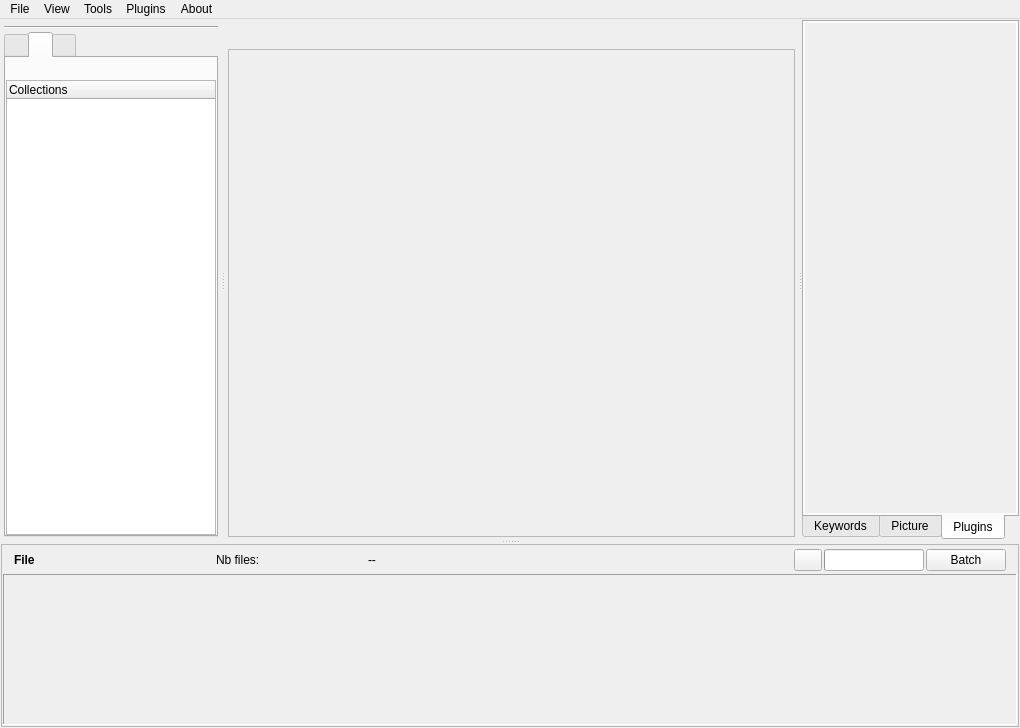
cseyve/piaf, file workflow/ui/emamainwindow.ui: the form before one commit.
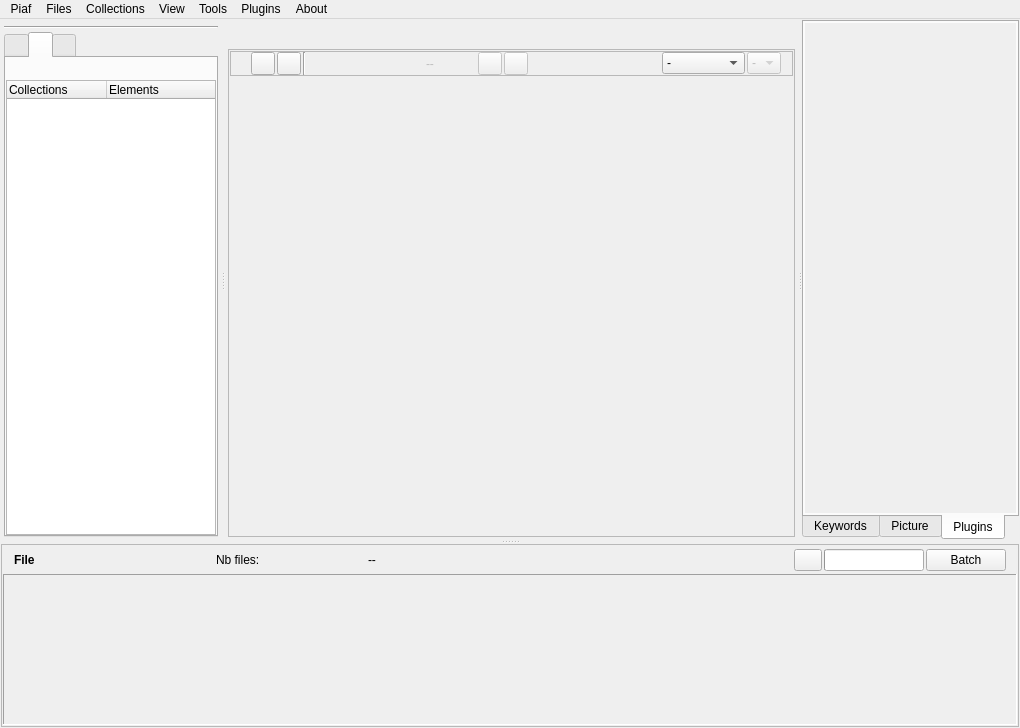
The form after the commit. The open tabs and pages were chosen to show the change. Icons and pictures are not drawn. Custom widgets are drawn as their Qt base class.

Commit message: Working on collection management

What changed in the file:
```diff
--- a/workflow/ui/emamainwindow.ui
+++ b/workflow/ui/emamainwindow.ui
@@ -346,6 +346,11 @@
                      <string>Collections</string>
                     </property>
                    </column>
+                   <column>
+                    <property name="text">
+                     <string>Elements</string>
+                    </property>
+                   </column>
                   </widget>
                  </item>
                 </layout>
@@ -705,7 +710,250 @@
                   <number>1</number>
                  </property>
                  <item>
-                  <widget class="FilterManagerForm" name="filterManagerForm" native="true"/>
+                  <widget class="QFrame" name="collectionManagerForm">
+                   <property name="frameShape">
+                    <enum>QFrame::StyledPanel</enum>
+                   </property>
+                   <property name="frameShadow">
+                    <enum>QFrame::Raised</enum>
+                   </property>
+                   <layout class="QHBoxLayout" name="horizontalLayout_6">
+                    <property name="spacing">
+                     <number>2</number>
+                    </property>
+                    <property name="topMargin">
+                     <number>0</number>
+                    </property>
+                    <property name="bottomMargin">
+                     <number>0</number>
+                    </property>
+                    <item>
+                     <widget class="QLabel" name="quickCollLabel">
+                      <property name="toolTip">
+                       <string>Quick collection</string>
+                      </property>
+                      <property name="text">
+                       <string/>
+                      </property>
+                      <property name="pixmap">
+                       <pixmap resource="../ema.qrc">:/icons/22x22/bookmark-toolbar.png</pixmap>
+                      </property>
+                     </widget>
+                    </item>
+                    <item>
+                     <widget class="QToolButton" name="addCriterionButton">
+                      <property name="toolTip">
+                       <string>Add selected files to quick collection</string>
+                      </property>
+                      <property name="text">
+                       <string/>
+                      </property>
+                      <property name="icon">
+                       <iconset resource="../ema.qrc">
+                        <normaloff>:/icons/16x16/list-add.png</normaloff>:/icons/16x16/list-add.png</iconset>
+                      </property>
+                     </widget>
+                    </item>
+                    <item>
+                     <widget class="QToolButton" name="excludeCriterionButton">
+                      <property name="toolTip">
+                       <string>Remove selected files from quick collection</string>
+                      </property>
+                      <property name="text">
+                       <string/>
+                      </property>
+                      <property name="icon">
+                       <iconset resource="../ema.qrc">
+                        <normaloff>:/icons/16x16/list-remove.png</normaloff>:/icons/16x16/list-remove.png</iconset>
+                      </property>
+                     </widget>
+                    </item>
+                    <item>
+                     <widget class="Line" name="line_4">
+                      <property name="orientation">
+                       <enum>Qt::Vertical</enum>
+                      </property>
+                     </widget>
+                    </item>
+                    <item>
+                     <spacer name="horizontalSpacer_8">
+                      <property name="orientation">
+                       <enum>Qt::Horizontal</enum>
+                      </property>
+                      <property name="sizeHint" stdset="0">
+                       <size>
+                        <width>78</width>
+                        <height>20</height>
+                       </size>
+                      </property>
+                     </spacer>
+                    </item>
+                    <item>
+                     <widget class="QWidget" name="currentCollWidget" native="true">
+                      <property name="enabled">
+                       <bool>false</bool>
+                      </property>
+                      <layout class="QHBoxLayout" name="horizontalLayout_7">
+                       <property name="spacing">
+                        <number>2</number>
+                       </property>
+                       <property name="margin">
+                        <number>0</number>
+                       </property>
+                       <item>
+                        <widget class="QLabel" name="currentCollecLabel">
+                         <property name="toolTip">
+                          <string>Grid view</string>
+                         </property>
+                         <property name="text">
+                          <string/>
+                         </property>
+                         <property name="pixmap">
+                          <pixmap resource="../ema.qrc">:/icons/22x22/view-list-icons.png</pixmap>
+                         </property>
+                        </widget>
+                       </item>
+                       <item>
+                        <widget class="QLabel" name="curCollecLabel">
+                         <property name="minimumSize">
+                          <size>
+                           <width>50</width>
+                           <height>0</height>
+                          </size>
+                         </property>
+                         <property name="maximumSize">
+                          <size>
+                           <width>100</width>
+                           <height>16777215</height>
+                          </size>
+                         </property>
+                         <property name="text">
+                          <string>--</string>
+                         </property>
+                        </widget>
+                       </item>
+                       <item>
+                        <widget class="QToolButton" name="addToCurrentCollectionButton">
+                         <property name="toolTip">
+                          <string>Add selected files to quick collection</string>
+                         </property>
+                         <property name="text">
+                          <string/>
+                         </property>
+                         <property name="icon">
+                          <iconset resource="../ema.qrc">
+                           <normaloff>:/icons/16x16/list-add.png</normaloff>:/icons/16x16/list-add.png</iconset>
+                         </property>
+                        </widget>
+                       </item>
+                       <item>
+                        <widget class="QToolButton" name="removeFromCurrentButton">
+                         <property name="toolTip">
+                          <string>Remove selected files from collection</string>
+                         </property>
+                         <property name="text">
+                          <string/>
+                         </property>
+                         <property name="icon">
+                          <iconset resource="../ema.qrc">
+                           <normaloff>:/icons/16x16/list-remove.png</normaloff>:/icons/16x16/list-remove.png</iconset>
+                         </property>
+                        </widget>
+                       </item>
+                      </layout>
+                     </widget>
+                    </item>
+                    <item>
+                     <spacer name="horizontalSpacer_7">
+                      <property name="orientation">
+                       <enum>Qt::Horizontal</enum>
+                      </property>
+                      <property name="sizeHint" stdset="0">
+                       <size>
+                        <width>77</width>
+                        <height>22</height>
+                       </size>
+                      </property>
+                     </spacer>
+                    </item>
+                    <item>
+                     <widget class="QLabel" name="filterLabel">
+                      <property name="minimumSize">
+                       <size>
+                        <width>22</width>
+                        <height>0</height>
+                       </size>
+                      </property>
+                      <property name="toolTip">
+                       <string>Quick collection</string>
+                      </property>
+                      <property name="text">
+                       <string/>
+                      </property>
+                      <property name="pixmap">
+                       <pixmap resource="../ema.qrc">:/icons/16x16/view-filter.png</pixmap>
+                      </property>
+                     </widget>
+                    </item>
+                    <item>
+                     <widget class="QComboBox" name="criterionComboBox">
+                      <property name="toolTip">
+                       <string>Sorting filters</string>
+                      </property>
+                      <item>
+                       <property name="text">
+                        <string>-</string>
+                       </property>
+                      </item>
+                      <item>
+                       <property name="text">
+                        <string>No stars</string>
+                       </property>
+                      </item>
+                      <item>
+                       <property name="text">
+                        <string>&gt;=1 star</string>
+                       </property>
+                      </item>
+                      <item>
+                       <property name="text">
+                        <string>&gt;= 2 stars</string>
+                       </property>
+                      </item>
+                      <item>
+                       <property name="text">
+                        <string>&gt;= 3 stars</string>
+                       </property>
+                      </item>
+                      <item>
+                       <property name="text">
+                        <string>&gt;=4 stars</string>
+                       </property>
+                      </item>
+                      <item>
+                       <property name="text">
+                        <string>&gt;= 5 stars</string>
+                       </property>
+                      </item>
+                     </widget>
+                    </item>
+                    <item>
+                     <widget class="QComboBox" name="subCriterionComboBox">
+                      <property name="enabled">
+                       <bool>false</bool>
+                      </property>
+                      <property name="toolTip">
+                       <string>Sub-category sorting filter</string>
+                      </property>
+                      <item>
+                       <property name="text">
+                        <string>-</string>
+                       </property>
+                      </item>
+                     </widget>
+                    </item>
+                   </layout>
+                  </widget>
                  </item>
                  <item>
                   <widget class="QWidget" name="gridWidget" native="true">
@@ -1491,7 +1739,7 @@
    </property>
    <widget class="QMenu" name="menuFile">
     <property name="title">
-     <string>File</string>
+     <string>Piaf</string>
     </property>
     <addaction name="actionPreferences"/>
     <addaction name="actionQuit"/>
@@ -1525,7 +1773,30 @@
     <addaction name="actionEdit_plugins"/>
     <addaction name="actionClean"/>
    </widget>
+   <widget class="QMenu" name="menuCollections">
+    <property name="title">
+     <string>Files</string>
+    </property>
+    <addaction name="actionRemove_all_files"/>
+    <addaction name="separator"/>
+    <addaction name="actionClear_selection"/>
+    <addaction name="actionSelect_all"/>
+    <addaction name="actionInvert_selection"/>
+   </widget>
+   <widget class="QMenu" name="menuCollections_2">
+    <property name="title">
+     <string>Collections</string>
+    </property>
+    <addaction name="actionAdd_selected_to_quick_collection"/>
+    <addaction name="actionClear_quick_collection"/>
+    <addaction name="actionRemove_selected_from_quick_collec"/>
+    <addaction name="separator"/>
+    <addaction name="actionAdd_selected_to_current_collection"/>
+    <addaction name="actionRemove_selected_from_current_collection"/>
+   </widget>
    <addaction name="menuFile"/>
+   <addaction name="menuCollections"/>
+   <addaction name="menuCollections_2"/>
    <addaction name="menuEdit"/>
    <addaction name="menuTools"/>
    <addaction name="menuPlugins"/>
@@ -1692,12 +1963,6 @@
    <header location="global">metadatawidget.h</header>
    <container>1</container>
   </customwidget>
-  <customwidget>
-   <class>FilterManagerForm</class>
-   <extends>QWidget</extends>
-   <header location="global">filtermanagerform.h</header>
-   <container>1</container>
-  </customwidget>
   <customwidget>
    <class>PluginEditorForm</class>
    <extends>QWidget</extends>
```
Left out of the diff: 70 changed lines with no effect on the pictures. The commit also changes 8 other files.
